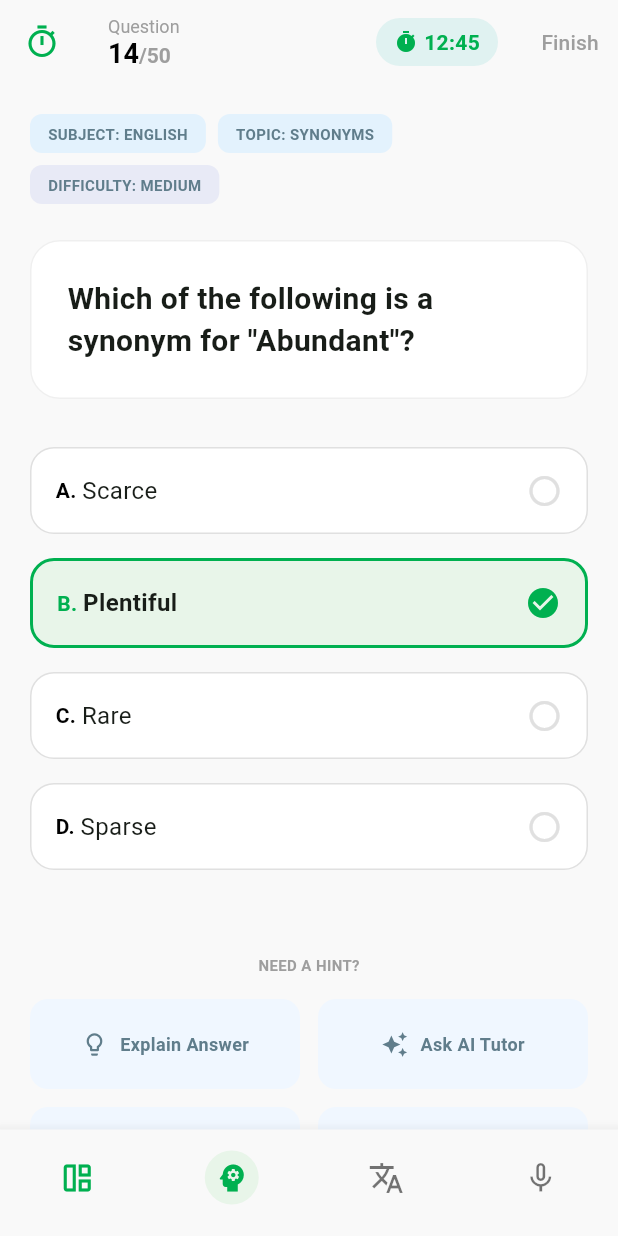
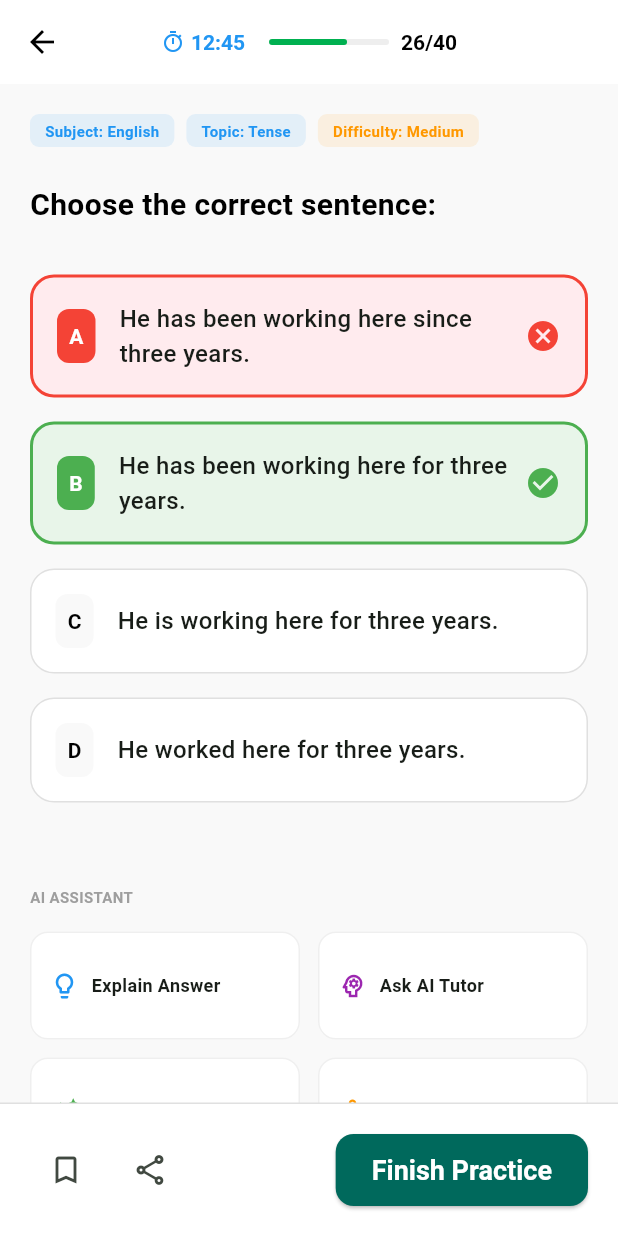
Before and after one commit to Swannhs/ai-education, a Flutter app: the PracticeScreen screen opened by its route, on a phone screen of 412 x 824 dp. Run offline on Flutter 3.47's test engine with Material 3 defaults, Android fonts, the phone set to English and light mode, and no system bars.

Commit message:
Implement Practice Result screen and fix Practice UI/Navigation

```diff
--- a/practice_mcq_flutter/lib/core/routing/app_router.dart
+++ b/practice_mcq_flutter/lib/core/routing/app_router.dart
@@ -18,6 +18,8 @@ import '../../features/routine/screens/daily_routine_screen.dart';
 
 import '../../features/practice/screens/learn_library_screen.dart';
 
+import '../../features/practice/screens/practice_result_screen.dart';
+
 class AppRouter {
   static const String splash = '/';
   static const String login = '/login';
@@ -25,6 +27,7 @@ class AppRouter {
   static const String forgotPassword = '/forgot-password';
   static const String home = '/home';
   static const String practice = '/practice';
+  static const String practiceResult = '/practice-result';
   static const String subjectDetail = '/subject-detail';
   static const String testList = '/test-list';
   static const String profile = '/profile';
@@ -38,6 +41,7 @@ class AppRouter {
     forgotPassword: (context) => const ForgotPasswordScreen(),
     home: (context) => const HomeScreen(),
     practice: (context) => const PracticeScreen(),
+    practiceResult: (context) => const PracticeResultScreen(),
     subjectDetail: (context) => const SubjectDetailScreen(),
     testList: (context) => const TestListScreen(),
     profile: (context) => const ProfileScreen(),
@@ -59,6 +63,8 @@ class AppRouter {
         return MaterialPageRoute(builder: (_) => const HomeScreen());
       case practice:
         return MaterialPageRoute(builder: (_) => const PracticeScreen());
+      case practiceResult:
+        return MaterialPageRoute(builder: (_) => const PracticeResultScreen());
       case subjectDetail:
         return MaterialPageRoute(builder: (_) => const SubjectDetailScreen());
       case testList:
--- a/practice_mcq_flutter/lib/features/practice/screens/practice_screen.dart
+++ b/practice_mcq_flutter/lib/features/practice/screens/practice_screen.dart
@@ -1,6 +1,6 @@
 import 'package:flutter/material.dart';
 import '../../../core/theme/app_theme.dart';
-import '../../../shared/widgets/primary_button.dart';
+import '../../../core/routing/app_router.dart';
 
 class PracticeScreen extends StatelessWidget {
   const PracticeScreen({super.key});
@@ -8,176 +8,187 @@ class PracticeScreen extends StatelessWidget {
   @override
   Widget build(BuildContext context) {
     return Scaffold(
-      appBar: _buildAppBar(context),
-      body: SafeArea(
-        child: SingleChildScrollView(
-          padding: const EdgeInsets.all(20.0),
+      backgroundColor: AppColors.background,
+      appBar: AppBar(
+        backgroundColor: Colors.white,
+        elevation: 0,
+        leading: IconButton(
+          icon: const Icon(Icons.arrow_back, color: Colors.black),
+          onPressed: () => Navigator.pop(context),
+        ),
+        title: _buildAppBarTitle(),
+        centerTitle: true,
+      ),
+      body: SingleChildScrollView(
+        padding: const EdgeInsets.all(20),
         child: Column(
           crossAxisAlignment: CrossAxisAlignment.start,
           children: [
-              _buildMetadataChips(),
+            _buildQuestionHeader(),
             const SizedBox(height: 24),
             _buildQuestionCard(),
             const SizedBox(height: 32),
-              _buildOptionTile('A', 'Scarce', false, false),
-              _buildOptionTile('B', 'Plentiful', true, true), // Selected Correct
-              _buildOptionTile('C', 'Rare', false, false),
-              _buildOptionTile('D', 'Sparse', false, false),
+            _buildOptionsList(context),
             const SizedBox(height: 40),
-              _buildAIAssistantGrid(),
-              const SizedBox(height: 40),
-              PrimaryButton(text: 'Next Question', onPressed: () {}),
+            _buildAIAssistantSection(),
           ],
         ),
       ),
-      ),
-      bottomNavigationBar: _buildBottomNav(),
+      bottomNavigationBar: _buildBottomBar(context),
     );
   }
 
-  PreferredSizeWidget _buildAppBar(BuildContext context) {
-    return AppBar(
-      backgroundColor: Colors.transparent,
-      elevation: 0,
-      leading: const Icon(Icons.timer_outlined, color: AppColors.primary),
-      title: Column(
-        crossAxisAlignment: CrossAxisAlignment.start,
+  Widget _buildAppBarTitle() {
+    return Row(
+      mainAxisSize: MainAxisSize.min,
       children: [
-          const Text('Question', style: TextStyle(fontSize: 12, color: AppColors.textSecondary)),
-          RichText(
-            text: const TextSpan(
-              text: '14',
-              style: TextStyle(color: AppColors.textMain, fontWeight: FontWeight.bold, fontSize: 18),
-              children: [
-                TextSpan(text: '/50', style: TextStyle(color: AppColors.textSecondary, fontSize: 14)),
-              ],
+        const Icon(Icons.timer_outlined, size: 16, color: Colors.blue),
+        const SizedBox(width: 4),
+        const Text('12:45', style: TextStyle(color: Colors.blue, fontSize: 14, fontWeight: FontWeight.bold)),
+        const SizedBox(width: 16),
+        Container(
+          height: 4,
+          width: 80,
+          decoration: BoxDecoration(color: Colors.grey[200], borderRadius: BorderRadius.circular(2)),
+          child: FractionallySizedBox(
+            alignment: Alignment.centerLeft,
+            widthFactor: 0.65,
+            child: Container(decoration: BoxDecoration(color: AppColors.primary, borderRadius: BorderRadius.circular(2))),
           ),
         ),
-        ],
-      ),
-      actions: [
-        Container(
-          margin: const EdgeInsets.only(right: 16),
-          padding: const EdgeInsets.symmetric(horizontal: 12, vertical: 6),
-          decoration: BoxDecoration(color: const Color(0xFFE0F2F1), borderRadius: BorderRadius.circular(20)),
-          child: const Row(
-            children: [
-              Icon(Icons.timer, size: 16, color: AppColors.primary),
-              SizedBox(width: 4),
-              Text('12:45', style: TextStyle(color: AppColors.primary, fontWeight: FontWeight.bold)),
-            ],
-          ),
-        ),
-        TextButton(onPressed: () => Navigator.pop(context), child: const Text('Finish', style: TextStyle(color: Colors.grey))),
+        const SizedBox(width: 8),
+        const Text('26/40', style: TextStyle(color: Colors.black, fontSize: 14, fontWeight: FontWeight.bold)),
       ],
     );
   }
 
-  Widget _buildMetadataChips() {
+  Widget _buildQuestionHeader() {
     return Wrap(
       spacing: 8,
-      runSpacing: 8,
       children: [
-        _buildChip('SUBJECT: ENGLISH', const Color(0xFFE3F2FD)),
-        _buildChip('TOPIC: SYNONYMS', const Color(0xFFE3F2FD)),
-        _buildChip('DIFFICULTY: MEDIUM', const Color(0xFFE8EAF6)),
+        _buildChip('Subject: English', Colors.blue),
+        _buildChip('Topic: Tense', Colors.blue),
+        _buildChip('Difficulty: Medium', Colors.orange),
       ],
     );
   }
 
   Widget _buildChip(String label, Color color) {
     return Container(
-      padding: const EdgeInsets.symmetric(horizontal: 12, vertical: 6),
-      decoration: BoxDecoration(color: color, borderRadius: BorderRadius.circular(8)),
-      child: Text(label, style: const TextStyle(fontSize: 10, fontWeight: FontWeight.bold, color: Colors.blueGrey)),
+      padding: const EdgeInsets.symmetric(horizontal: 10, vertical: 4),
+      decoration: BoxDecoration(color: color.withOpacity(0.1), borderRadius: BorderRadius.circular(6)),
+      child: Text(label, style: TextStyle(color: color, fontSize: 10, fontWeight: FontWeight.bold)),
     );
   }
 
   Widget _buildQuestionCard() {
-    return Container(
-      width: double.infinity,
-      padding: const EdgeInsets.all(24),
-      decoration: BoxDecoration(color: Colors.white, borderRadius: BorderRadius.circular(20), border: Border.all(color: AppColors.border.withOpacity(0.5))),
-      child: const Text(
-        'Which of the following is a synonym for "Abundant"?',
-        style: TextStyle(fontSize: 20, fontWeight: FontWeight.bold, height: 1.4),
-      ),
+    return const Text(
+      'Choose the correct sentence:',
+      style: TextStyle(fontSize: 20, fontWeight: FontWeight.bold, color: AppColors.textMain),
     );
   }
 
-  Widget _buildOptionTile(String label, String text, bool isSelected, bool isCorrect) {
-    Color borderColor = isSelected ? (isCorrect ? AppColors.primary : Colors.red) : AppColors.border;
-    Color bgColor = isSelected ? (isCorrect ? const Color(0xFFE8F5E9) : const Color(0xFFFFEBEE)) : Colors.white;
+  Widget _buildOptionsList(BuildContext context) {
+    return Column(
+      children: [
+        _buildOptionTile('A', 'He has been working here since three years.', isSelected: true, isError: true),
+        _buildOptionTile('B', 'He has been working here for three years.', isCorrect: true),
+        _buildOptionTile('C', 'He is working here for three years.', isSelected: false),
+        _buildOptionTile('D', 'He worked here for three years.', isSelected: false),
+      ],
+    );
+  }
+
+  Widget _buildOptionTile(String label, String text, {bool isSelected = false, bool isCorrect = false, bool isError = false}) {
+    Color borderColor = AppColors.border;
+    Color bgColor = Colors.white;
+    if (isSelected || isCorrect) {
+      borderColor = isCorrect ? Colors.green : (isError ? Colors.red : AppColors.primary);
+      bgColor = isCorrect ? const Color(0xFFE8F5E9) : (isError ? const Color(0xFFFFEBEE) : const Color(0xFFE8F5E9));
+    }
 
     return Container(
       margin: const EdgeInsets.only(bottom: 16),
       padding: const EdgeInsets.all(16),
-      decoration: BoxDecoration(
-        color: bgColor,
-        borderRadius: BorderRadius.circular(16),
-        border: Border.all(color: borderColor, width: isSelected ? 2 : 1),
-      ),
+      decoration: BoxDecoration(color: bgColor, borderRadius: BorderRadius.circular(16), border: Border.all(color: borderColor, width: isSelected || isCorrect ? 2 : 1)),
       child: Row(
         children: [
-          Text('$label. ', style: TextStyle(fontWeight: FontWeight.bold, color: isSelected ? borderColor : AppColors.textMain)),
-          Expanded(child: Text(text, style: TextStyle(fontSize: 16, fontWeight: isSelected ? FontWeight.bold : FontWeight.normal))),
-          if (isSelected)
-            Icon(isCorrect ? Icons.check_circle : Icons.cancel, color: borderColor)
-          else
-            const Icon(Icons.circle_outlined, color: AppColors.border),
+          Container(
+            padding: const EdgeInsets.all(8),
+            decoration: BoxDecoration(color: isSelected || isCorrect ? borderColor : AppColors.background, borderRadius: BorderRadius.circular(8)),
+            child: Text(label, style: TextStyle(color: isSelected || isCorrect ? Colors.white : AppColors.textMain, fontWeight: FontWeight.bold)),
+          ),
+          const SizedBox(width: 16),
+          Expanded(child: Text(text, style: const TextStyle(fontSize: 16, fontWeight: FontWeight.w500))),
+          if (isCorrect) const Icon(Icons.check_circle, color: Colors.green),
+          if (isError) const Icon(Icons.cancel, color: Colors.red),
         ],
       ),
     );
   }
 
-  Widget _buildAIAssistantGrid() {
+  Widget _buildAIAssistantSection() {
     return Column(
+      crossAxisAlignment: CrossAxisAlignment.start,
       children: [
-        const Center(child: Text('NEED A HINT?', style: TextStyle(fontSize: 10, color: Colors.grey, fontWeight: FontWeight.bold))),
+        const Text('AI ASSISTANT', style: TextStyle(color: AppColors.textSecondary, fontSize: 10, fontWeight: FontWeight.bold)),
         const SizedBox(height: 16),
         GridView.count(
+          crossAxisCount: 2,
           shrinkWrap: true,
           physics: const NeverScrollableScrollPhysics(),
-          crossAxisCount: 2,
           mainAxisSpacing: 12,
           crossAxisSpacing: 12,
-          childAspectRatio: 3,
+          childAspectRatio: 2.5,
           children: [
-            _buildAIAction(Icons.lightbulb_outline, 'Explain Answer'),
-            _buildAIAction(Icons.auto_awesome, 'Ask AI Tutor'),
-            _buildAIAction(Icons.list_alt, 'Simplify Concept'),
-            _buildAIAction(Icons.mic_none, 'Voice Ask'),
+            _buildAIAction('Explain Answer', Icons.lightbulb_outline, Colors.blue),
+            _buildAIAction('Ask AI Tutor', Icons.psychology_outlined, Colors.purple),
+            _buildAIAction('Simplify Text', Icons.auto_awesome_outlined, Colors.green),
+            _buildAIAction('Voice Ask', Icons.mic_none, Colors.orange),
           ],
         ),
       ],
     );
   }
 
-  Widget _buildAIAction(IconData icon, String label) {
+  Widget _buildAIAction(String label, IconData icon, Color color) {
     return Container(
-      decoration: BoxDecoration(color: const Color(0xFFF0F7FF), borderRadius: BorderRadius.circular(12)),
+      padding: const EdgeInsets.symmetric(horizontal: 12),
+      decoration: BoxDecoration(color: Colors.white, borderRadius: BorderRadius.circular(12), border: Border.all(color: AppColors.border.withOpacity(0.5))),
       child: Row(
-        mainAxisAlignment: MainAxisAlignment.center,
         children: [
-          Icon(icon, size: 18, color: Colors.blueGrey),
+          Icon(icon, color: color, size: 20),
           const SizedBox(width: 8),
-          Text(label, style: const TextStyle(fontSize: 12, fontWeight: FontWeight.bold, color: Colors.blueGrey)),
+          Text(label, style: const TextStyle(fontSize: 12, fontWeight: FontWeight.bold)),
         ],
       ),
     );
   }
 
-  Widget _buildBottomNav() {
-    return BottomNavigationBar(
-      type: BottomNavigationBarType.fixed,
-      showSelectedLabels: false,
-      showUnselectedLabels: false,
-      items: const [
-        BottomNavigationBarItem(icon: Icon(Icons.auto_awesome_mosaic_outlined), label: ''),
-        BottomNavigationBarItem(icon: CircleAvatar(radius: 18, backgroundColor: Color(0xFFE8F5E9), child: Icon(Icons.psychology, color: AppColors.primary)), label: ''),
-        BottomNavigationBarItem(icon: Icon(Icons.translate), label: ''),
-        BottomNavigationBarItem(icon: Icon(Icons.mic_none), label: ''),
+  Widget _buildBottomBar(BuildContext context) {
+    return Container(
+      padding: const EdgeInsets.all(20),
+      decoration: const BoxDecoration(color: Colors.white, border: Border(top: BorderSide(color: AppColors.border))),
+      child: Row(
+        children: [
+          IconButton(onPressed: () {}, icon: const Icon(Icons.bookmark_border)),
+          const SizedBox(width: 8),
+          IconButton(onPressed: () {}, icon: const Icon(Icons.share_outlined)),
+          const Spacer(),
+          ElevatedButton(
+            onPressed: () {
+              Navigator.pushNamed(context, AppRouter.practiceResult);
+            },
+            style: ElevatedButton.styleFrom(
+              backgroundColor: const Color(0xFF00695C),
+              foregroundColor: Colors.white,
+              minimumSize: const Size(140, 48),
+              shape: RoundedRectangleBorder(borderRadius: BorderRadius.circular(12)),
+            ),
+            child: const Text('Finish Practice'),
+          ),
         ],
+      ),
     );
   }
 }
```
Also changed, not shown: practice_mcq_flutter/lib/features/practice/screens/practice_result_screen.dart (added, +182 -0 lines). Lines whose indentation alone changed are shown as unchanged.
